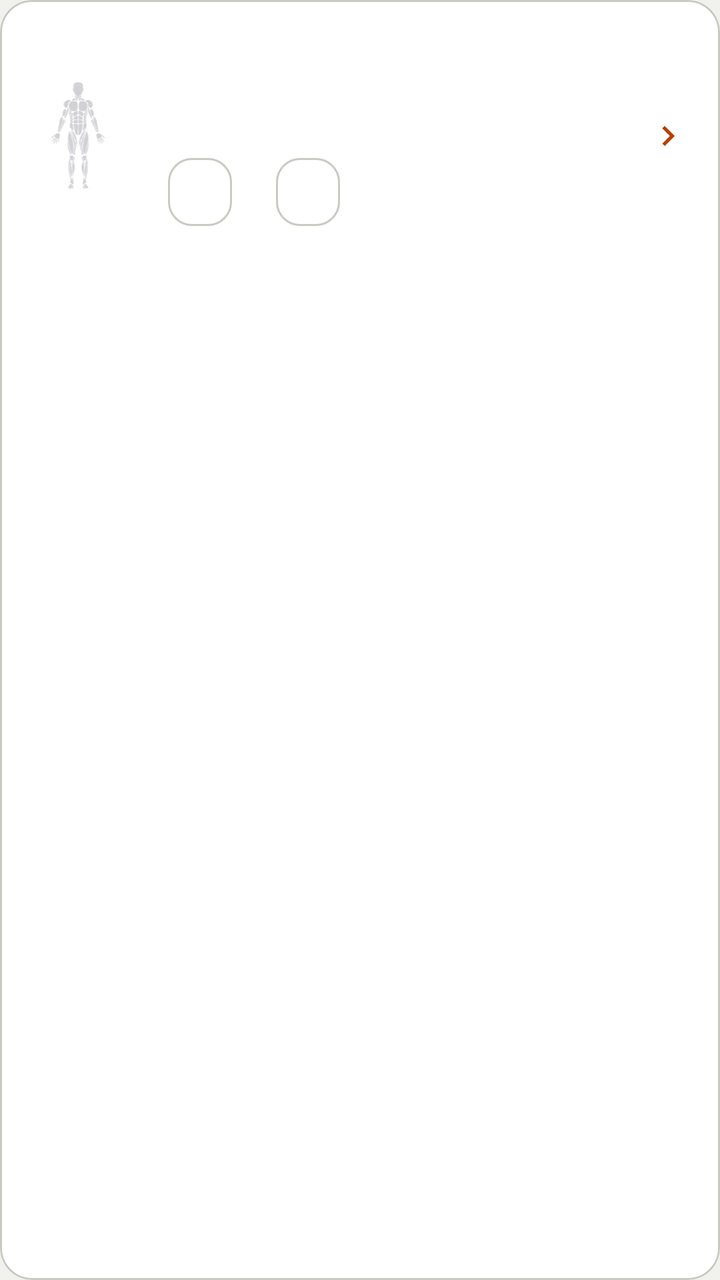
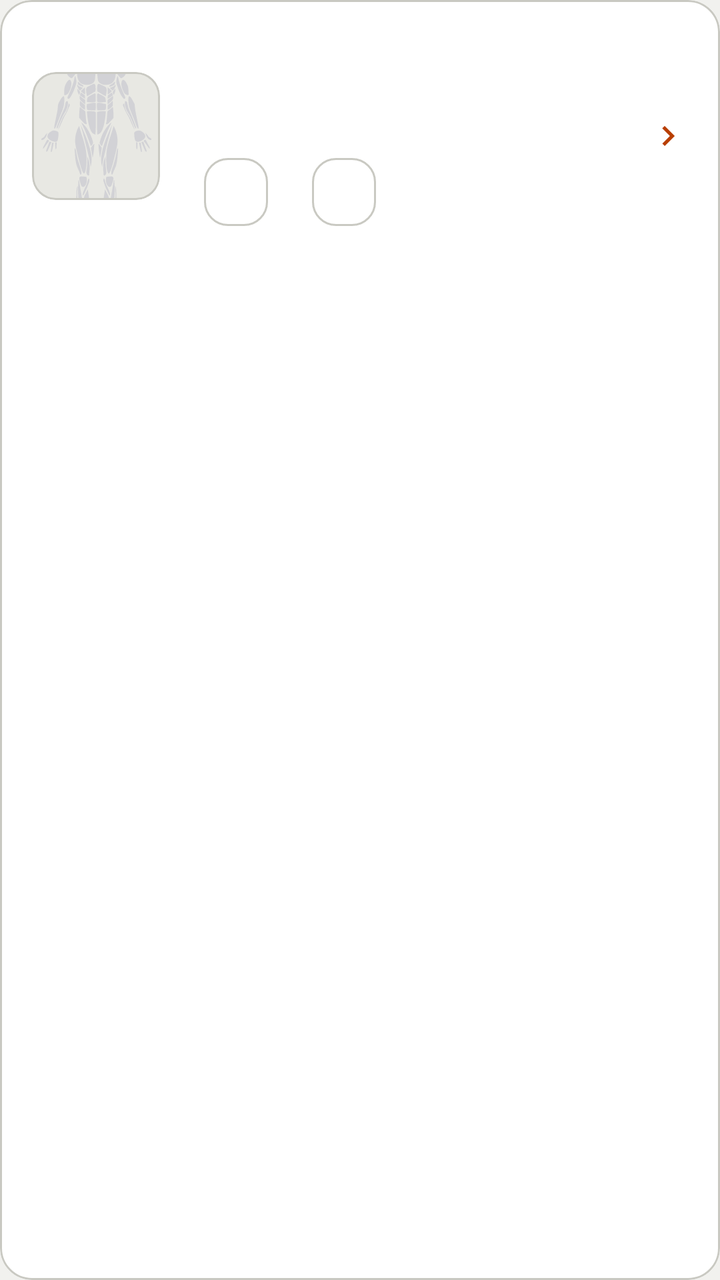

The first picture is an Android layout as it rendered before a commit; the second is the same layout after the commit. The layout source and the unified diff follow.
<!-- AndroidManifest.xml: application theme Theme.GymProFit -->
<!-- res/layout/item_ejercicio.xml -->
<?xml version="1.0" encoding="utf-8"?>
<com.google.android.material.card.MaterialCardView
    xmlns:android="http://schemas.android.com/apk/res/android"
    xmlns:app="http://schemas.android.com/apk/res-auto"
    android:layout_width="match_parent"
    android:layout_height="wrap_content"
    android:layout_marginBottom="10dp"
    android:clickable="true"
    android:focusable="true"
    android:foreground="?attr/selectableItemBackground"
    app:cardCornerRadius="16dp"
    app:cardElevation="0dp"
    app:cardBackgroundColor="?attr/colorSurface">

    
    <LinearLayout
        android:layout_width="match_parent"
        android:layout_height="wrap_content"
        android:orientation="horizontal"
        android:padding="16dp"
        android:gravity="center_vertical">

        
        <ImageView
            android:id="@+id/ivIconoEjercicio"
            android:layout_width="46dp"
            android:layout_height="62dp"
            android:scaleType="fitCenter"
            android:src="@drawable/ic_body_full"
            android:contentDescription="@null" />

        <LinearLayout
            android:layout_width="0dp"
            android:layout_height="wrap_content"
            android:layout_weight="1"
            android:layout_marginStart="14dp"
            android:orientation="vertical">

            <TextView
                android:id="@+id/tvNombreEjercicio"
                android:layout_width="wrap_content"
                android:layout_height="wrap_content"
                android:textSize="@dimen/text_subtitle"
                android:textStyle="bold"
                android:textColor="?attr/colorOnSurface" />

            
            <TextView
                android:id="@+id/tvDescripcionEjercicio"
                android:layout_width="wrap_content"
                android:layout_height="wrap_content"
                android:layout_marginTop="2dp"
                android:textSize="@dimen/text_caption"
                android:maxLines="2"
                android:ellipsize="end"
                android:textColor="?attr/colorOnSurface"
                android:alpha="0.6" />

            
            <LinearLayout
                android:layout_width="wrap_content"
                android:layout_height="wrap_content"
                android:layout_marginTop="8dp"
                android:orientation="horizontal">

                <com.google.android.material.chip.Chip
                    android:id="@+id/chipDificultad"
                    android:layout_width="wrap_content"
                    android:layout_height="wrap_content"
                    android:textSize="@dimen/text_body"
                    app:chipMinHeight="34dp"
                    android:clickable="false"
                    android:focusable="false"
                    style="@style/Widget.Material3.Chip.Assist" />

                <com.google.android.material.chip.Chip
                    android:id="@+id/chipCalorias"
                    android:layout_width="wrap_content"
                    android:layout_height="wrap_content"
                    android:layout_marginStart="6dp"
                    android:textSize="@dimen/text_body"
                    app:chipMinHeight="34dp"
                    android:clickable="false"
                    android:focusable="false"
                    style="@style/Widget.Material3.Chip.Assist" />

            </LinearLayout>

        </LinearLayout>

        
        <ImageView
            android:layout_width="20dp"
            android:layout_height="20dp"
            android:src="@drawable/ic_chevron_right"
            android:contentDescription="@null" />

    </LinearLayout>

</com.google.android.material.card.MaterialCardView>
<!-- resources referenced by this layout -->
<resources>
  <dimen name="text_body">17sp</dimen>
  <dimen name="text_caption">15sp</dimen>
  <dimen name="text_subtitle">19sp</dimen>
  <color name="gp_primary">#B83E00</color>
  <color name="gp_on_primary">#FFFFFF</color>
  <color name="gp_primary_container">#FFE0CC</color>
  <color name="gp_on_primary_container">#5C1E00</color>
  <color name="gp_gold">#B58A2A</color>
  <color name="gp_surface">#FFFFFF</color>
  <color name="gp_on_surface">#17181C</color>
  <color name="gp_surface_2">#E8E8E3</color>
  <color name="gp_text_secondary">#5A5C62</color>
  <color name="gp_stroke">#C9C9C2</color>
  <color name="gp_error">#C62828</color>
  <color name="gp_background">#F1F1EE</color>
  <style name="Widget.GymProFit.Fab" parent="Widget.Material3.FloatingActionButton.Primary">
          <item name="backgroundTint">?attr/colorPrimary</item>
          <item name="tint">?attr/colorOnPrimary</item>
      </style>
  <style name="ThemeOverlay.GymProFit.Dialog" parent="ThemeOverlay.Material3.MaterialAlertDialog">
          <item name="colorSurface">@color/gp_surface</item>
          <item name="dialogCornerRadius">22dp</item>
      </style>
  <style name="Widget.GymProFit.Snackbar" parent="Widget.Material3.Snackbar">
          <item name="backgroundTint">@color/gp_surface_2</item>
      </style>
  <style name="Font.GymProFit.DisplaySmall" parent="TextAppearance.Material3.DisplaySmall">
          <item name="fontFamily">@font/barlow_condensed</item>
          <item name="android:fontFamily">@font/barlow_condensed</item>
      </style>
  <style name="Font.GymProFit.TitleLarge" parent="TextAppearance.Material3.TitleLarge">
          <item name="fontFamily">@font/barlow_condensed</item>
          <item name="android:fontFamily">@font/barlow_condensed</item>
      </style>
  <style name="Font.GymProFit.TitleMedium" parent="TextAppearance.Material3.TitleMedium">
          <item name="fontFamily">@font/barlow_condensed</item>
          <item name="android:fontFamily">@font/barlow_condensed</item>
      </style>
  <style name="Font.GymProFit.TitleSmall" parent="TextAppearance.Material3.TitleSmall">
          <item name="fontFamily">@font/barlow_condensed</item>
          <item name="android:fontFamily">@font/barlow_condensed</item>
      </style>
  <style name="Font.GymProFit.BodyLarge" parent="TextAppearance.Material3.BodyLarge">
          <item name="fontFamily">@font/barlow_condensed</item>
          <item name="android:fontFamily">@font/barlow_condensed</item>
      </style>
  <style name="Font.GymProFit.BodyMedium" parent="TextAppearance.Material3.BodyMedium">
          <item name="fontFamily">@font/barlow_condensed</item>
          <item name="android:fontFamily">@font/barlow_condensed</item>
      </style>
  <style name="Font.GymProFit.BodySmall" parent="TextAppearance.Material3.BodySmall">
          <item name="fontFamily">@font/barlow_condensed</item>
          <item name="android:fontFamily">@font/barlow_condensed</item>
      </style>
  <style name="Font.GymProFit.LabelLarge" parent="TextAppearance.Material3.LabelLarge">
          <item name="fontFamily">@font/barlow_condensed</item>
          <item name="android:fontFamily">@font/barlow_condensed</item>
      </style>
  <style name="Font.GymProFit.LabelMedium" parent="TextAppearance.Material3.LabelMedium">
          <item name="fontFamily">@font/barlow_condensed</item>
          <item name="android:fontFamily">@font/barlow_condensed</item>
      </style>
  <style name="Font.GymProFit.LabelSmall" parent="TextAppearance.Material3.LabelSmall">
          <item name="fontFamily">@font/barlow_condensed</item>
          <item name="android:fontFamily">@font/barlow_condensed</item>
      </style>
  <style name="Widget.GymProFit.BottomNav.Indicator" parent="Widget.Material3.BottomNavigationView.ActiveIndicator">
          <item name="android:color">@color/gp_primary_container</item>
      </style>
  <!-- unchanged entries left out for length: 15 -->
</resources>

<!-- the commit's change to res/layout/item_ejercicio.xml (unified diff, before → after) -->
@@ -21,13 +21,22 @@
         android:gravity="center_vertical">
 
         
-        <ImageView
-            android:id="@+id/ivIconoEjercicio"
-            android:layout_width="46dp"
-            android:layout_height="62dp"
-            android:scaleType="fitCenter"
-            android:src="@drawable/ic_body_full"
-            android:contentDescription="@null" />
+        <com.google.android.material.card.MaterialCardView
+            android:layout_width="64dp"
+            android:layout_height="64dp"
+            app:cardCornerRadius="12dp"
+            app:cardElevation="0dp"
+            app:cardBackgroundColor="?attr/colorSurfaceVariant">
+
+            <ImageView
+                android:id="@+id/ivIconoEjercicio"
+                android:layout_width="match_parent"
+                android:layout_height="match_parent"
+                android:scaleType="centerCrop"
+                android:src="@drawable/ic_body_full"
+                android:contentDescription="@null" />
+
+        </com.google.android.material.card.MaterialCardView>
 
         <LinearLayout
             android:layout_width="0dp"
